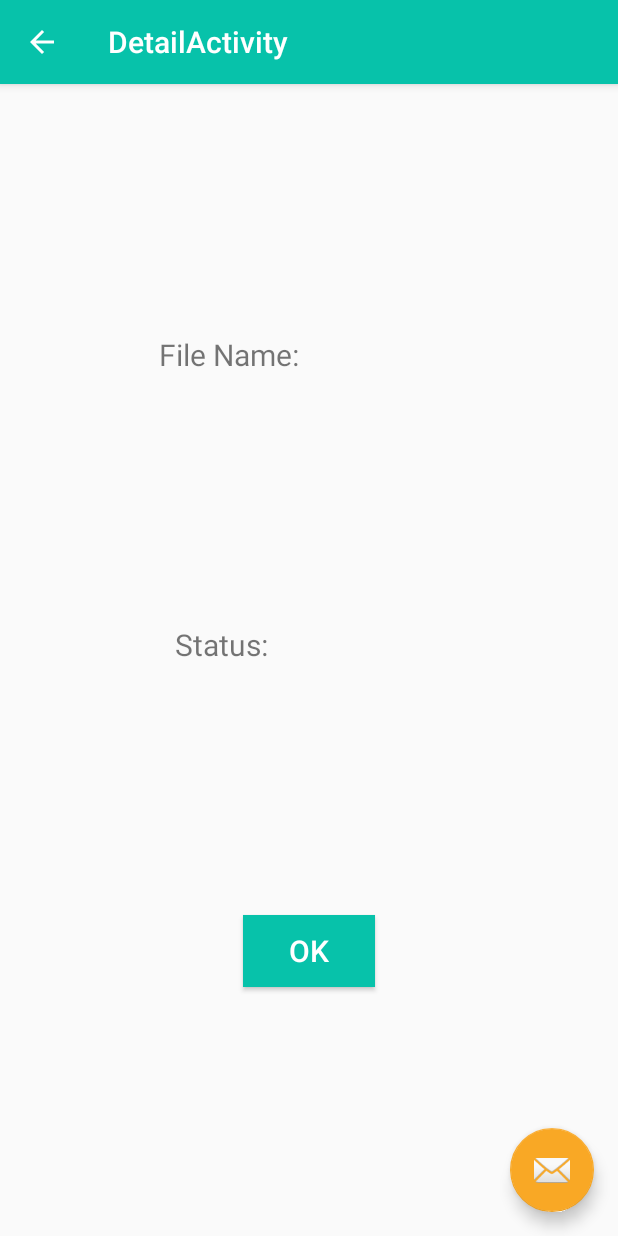
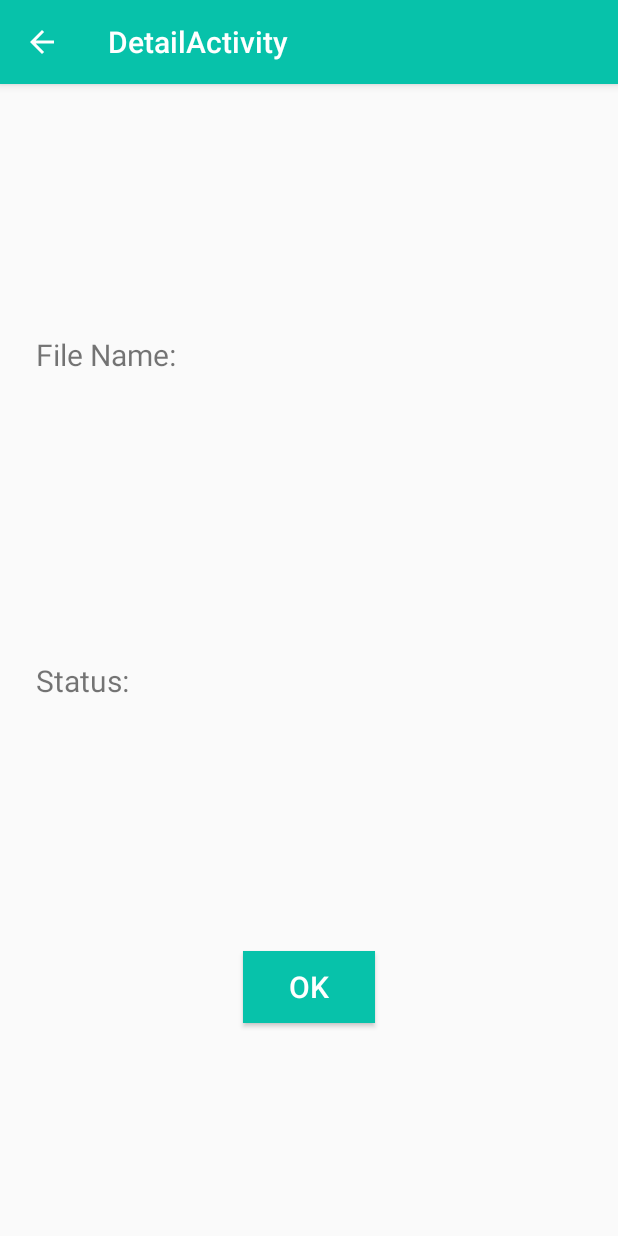
Before and after one commit to KellieHale/UdacityProject3, an Android app: the DetailActivity screen opened directly, with no data from a screen before it, on a phone screen of 412 x 824 dp. Run offline under Robolectric (Android 15) with nearby library versions, the phone set to English and light mode, and no system bars.

Commit message:
animated button and detail screen complete. finishing touches are being worked on

```diff
--- a/app/src/main/AndroidManifest.xml
+++ b/app/src/main/AndroidManifest.xml
@@ -21,7 +21,6 @@
             android:theme="@style/AppTheme.NoActionBar">
             <intent-filter>
                 <action android:name="android.intent.action.MAIN" />
-
                 <category android:name="android.intent.category.LAUNCHER" />
             </intent-filter>
         </activity>
--- a/app/src/main/java/com/udacity/DetailActivity.kt
+++ b/app/src/main/java/com/udacity/DetailActivity.kt
@@ -1,8 +1,10 @@
 package com.udacity
 
+import android.app.NotificationManager
 import android.os.Bundle
 import androidx.appcompat.app.AppCompatActivity
 import kotlinx.android.synthetic.main.activity_detail.*
+import kotlinx.android.synthetic.main.content_detail.*
 
 class DetailActivity : AppCompatActivity() {
 
@@ -11,8 +13,20 @@ class DetailActivity : AppCompatActivity() {
         setContentView(R.layout.activity_detail)
         setSupportActionBar(toolbar)
 
+        val notificationManager = getSystemService(
+            NotificationManager::class.java
+        )
+        notificationManager.cancelAll()
+
         val actionBar = supportActionBar
         actionBar!!.setDisplayHomeAsUpEnabled(true)
+
+        fileText.text= intent.getStringExtra("repositoryURL")
+        statusText.text = intent.getStringExtra("downloadStatus")
+
+        okButton.setOnClickListener {
+            onBackPressed()
+        }
     }
 
     override fun onSupportNavigateUp(): Boolean {
--- a/app/src/main/res/layout/activity_detail.xml
+++ b/app/src/main/res/layout/activity_detail.xml
@@ -22,12 +22,4 @@
 
     <include layout="@layout/content_detail" />
 
-    <com.google.android.material.floatingactionbutton.FloatingActionButton
-        android:id="@+id/fab"
-        android:layout_width="wrap_content"
-        android:layout_height="wrap_content"
-        android:layout_gravity="bottom|end"
-        android:layout_margin="@dimen/fab_margin"
-        app:srcCompat="@android:drawable/ic_dialog_email" />
-
 </androidx.coordinatorlayout.widget.CoordinatorLayout>
--- a/app/src/main/res/layout/content_detail.xml
+++ b/app/src/main/res/layout/content_detail.xml
@@ -1,11 +1,6 @@
 <?xml version="1.0" encoding="utf-8"?>
-<layout>
-    <data>
-        <variable
-            name="activityDetail"
-            type="com.udacity.DetailActivity" />
-    </data>
-    <androidx.constraintlayout.widget.ConstraintLayout xmlns:android="http://schemas.android.com/apk/res/android"
+<androidx.constraintlayout.motion.widget.MotionLayout
+    xmlns:android="http://schemas.android.com/apk/res/android"
     xmlns:app="http://schemas.android.com/apk/res-auto"
     xmlns:tools="http://schemas.android.com/tools"
     android:layout_width="match_parent"
@@ -13,7 +8,8 @@
     android:id="@+id/content_detail"
     app:layout_behavior="@string/appbar_scrolling_view_behavior"
     tools:context=".DetailActivity"
-        tools:showIn="@layout/activity_detail">
+    tools:showIn="@layout/activity_detail"
+    app:layoutDescription="@xml/content_main_scene">
 
     <TextView
         android:layout_width="wrap_content"
@@ -21,6 +17,7 @@
         android:id="@+id/fileName"
         android:text="@string/file_name"
         android:textSize="20sp"
+        android:layout_margin="@dimen/margin_normal"
         app:layout_constraintStart_toStartOf="parent"
         app:layout_constraintTop_toTopOf="parent"
         app:layout_constraintBottom_toTopOf="@+id/statusName"
@@ -32,6 +29,7 @@
         android:id="@+id/statusName"
         android:text="@string/status"
         android:textSize="20sp"
+        android:layout_margin="@dimen/margin_normal"
         app:layout_constraintStart_toStartOf="parent"
         app:layout_constraintTop_toBottomOf="@+id/fileName"
         app:layout_constraintBottom_toTopOf="@+id/okButton"
@@ -42,19 +40,23 @@
         android:layout_height="wrap_content"
         android:id="@+id/fileText"
         android:textSize="20sp"
+        android:layout_margin="@dimen/margin_normal"
         app:layout_constraintStart_toEndOf="@+id/fileName"
         app:layout_constraintEnd_toEndOf="parent"
         app:layout_constraintTop_toTopOf="parent"
-            app:layout_constraintBottom_toTopOf="@+id/statusText"/>
+        app:layout_constraintBottom_toTopOf="@+id/statusText"
+        tools:text="RepositoryURL"/>
     <TextView
         android:layout_width="wrap_content"
         android:layout_height="wrap_content"
         android:id="@+id/statusText"
-            android:text=""
+        android:textSize="20sp"
+        android:layout_margin="@dimen/margin_normal"
         app:layout_constraintStart_toEndOf="@+id/statusName"
         app:layout_constraintEnd_toEndOf="parent"
         app:layout_constraintBottom_toTopOf="@+id/okButton"
-            app:layout_constraintTop_toBottomOf="@+id/fileText"/>
+        app:layout_constraintTop_toBottomOf="@+id/fileText"
+        tools:text="downloadStatus"/>
     <Button
         android:layout_width="wrap_content"
         android:layout_height="wrap_content"
@@ -66,7 +68,7 @@
         app:layout_constraintStart_toStartOf="parent"
         app:layout_constraintEnd_toEndOf="parent"
         app:layout_constraintTop_toBottomOf="@+id/statusName"
-            app:layout_constraintBottom_toBottomOf="parent"/>
+        app:layout_constraintBottom_toBottomOf="parent" />
 
-    </androidx.constraintlayout.widget.ConstraintLayout>
-</layout>
+
+</androidx.constraintlayout.motion.widget.MotionLayout>
--- a/app/src/main/res/values/attrs.xml
+++ b/app/src/main/res/values/attrs.xml
@@ -1,6 +1,9 @@
 <?xml version="1.0" encoding="utf-8"?>
 <resources>
     <declare-styleable name="LoadingButton">
-<!--   TODO: create custom attributes for the view-->
+        <attr name="colorLoading" format="color" />
+        <attr name="colorCompleted" format="color" />
+        <attr name="textLoading" format="string" />
+        <attr name="textCompleted" format="string" />
     </declare-styleable>
 </resources>
--- a/app/src/main/res/values/dimens.xml
+++ b/app/src/main/res/values/dimens.xml
@@ -2,4 +2,7 @@
     <dimen name="fab_margin">16dp</dimen>
 
     <dimen name="default_text_size">20sp</dimen>
+    <dimen name="margin_normal">24dp</dimen>
+
+    <dimen name="circleRadius">15dp</dimen>
 </resources>
--- a/app/src/main/res/xml/content_main_scene.xml
+++ b/app/src/main/res/xml/content_main_scene.xml
@@ -2,43 +2,48 @@
 <MotionScene xmlns:android="http://schemas.android.com/apk/res/android"
     xmlns:app="http://schemas.android.com/apk/res-auto">
 
-    <ConstraintSet android:id="@+id/start">
+    <ConstraintSet
+        android:id="@+id/start">
         <Constraint
-            android:id="@+id/custom_button"
+            android:id="@+id/fileText"
             android:layout_width="0dp"
-            android:layout_height="60dp"
-            android:layout_margin="20dp"
-            app:layout_constraintBottom_toBottomOf="parent"
-            app:layout_constraintStart_toStartOf="parent"
-            app:layout_constraintTop_toBottomOf="@id/button_group"
-            app:layout_constraintEnd_toEndOf="parent">
-            <CustomAttribute
-                app:attributeName="backgroundColor"
-                app:customColorValue="@color/colorPrimary"/>
-        </Constraint>
+            android:layout_height="wrap_content"
+            app:layout_constraintStart_toEndOf="@+id/fileName"
+            app:layout_constraintEnd_toEndOf="parent"
+            app:layout_constraintTop_toTopOf="parent"
+            app:layout_constraintBottom_toTopOf="@+id/statusText"/>
+        <Constraint
+            android:id="@+id/statusText"
+            android:layout_width="0dp"
+            android:layout_height="wrap_content"
+            app:layout_constraintStart_toEndOf="@+id/statusName"
+            app:layout_constraintEnd_toEndOf="parent"
+            app:layout_constraintBottom_toTopOf="@+id/okButton"
+            app:layout_constraintTop_toBottomOf="@+id/fileText"/>
     </ConstraintSet>
 
-    <ConstraintSet android:id="@+id/end">
+    <ConstraintSet
+        android:id="@+id/end">
         <Constraint
-            android:id="@+id/custom_button"
+            android:id="@+id/fileText"
             android:layout_width="0dp"
-            android:layout_height="60dp"
-            android:layout_margin="20dp"
-            app:layout_constraintBottom_toBottomOf="parent"
-            app:layout_constraintStart_toStartOf="parent"
-            app:layout_constraintTop_toBottomOf="@id/button_group"
-            app:layout_constraintEnd_toEndOf="parent">
-            <CustomAttribute
-                app:attributeName="backgroundColor"
-                app:customColorValue="@color/colorPrimaryDark"/>
-        </Constraint>
+            android:layout_height="wrap_content"
+            app:layout_constraintStart_toEndOf="@+id/fileName"
+            app:layout_constraintEnd_toEndOf="parent"
+            app:layout_constraintTop_toTopOf="parent"
+            app:layout_constraintBottom_toTopOf="@+id/statusText"/>
+        <Constraint
+            android:id="@+id/statusText"
+            android:layout_width="0dp"
+            android:layout_height="wrap_content"
+            app:layout_constraintStart_toEndOf="@+id/statusName"
+            app:layout_constraintEnd_toEndOf="parent"
+            app:layout_constraintBottom_toTopOf="@+id/okButton"
+            app:layout_constraintTop_toBottomOf="@+id/fileText"/>
     </ConstraintSet>
     <Transition
-        app:constraintSetStart="@+id/start"
-        app:constraintSetEnd="@+id/end">
-        <OnClick
-            app:clickAction="transitionToEnd"
-            app:targetId="@id/custom_button"/>
-    </Transition>
+        app:autoTransition="animateToEnd"
+        app:constraintSetStart="@id/start"
+        app:constraintSetEnd="@id/end"/>
 
 </MotionScene>
```
Also changed, not shown: app/src/main/java/com/udacity/LoadingButton.kt (+99 -10 lines), app/src/main/java/com/udacity/MainActivity.kt (+16 -8 lines), app/src/main/java/com/udacity/NotificationUtils.kt (+8 -7 lines), app/src/main/res/layout/content_main.xml (+13 -13 lines). Lines whose indentation alone changed are shown as unchanged.
